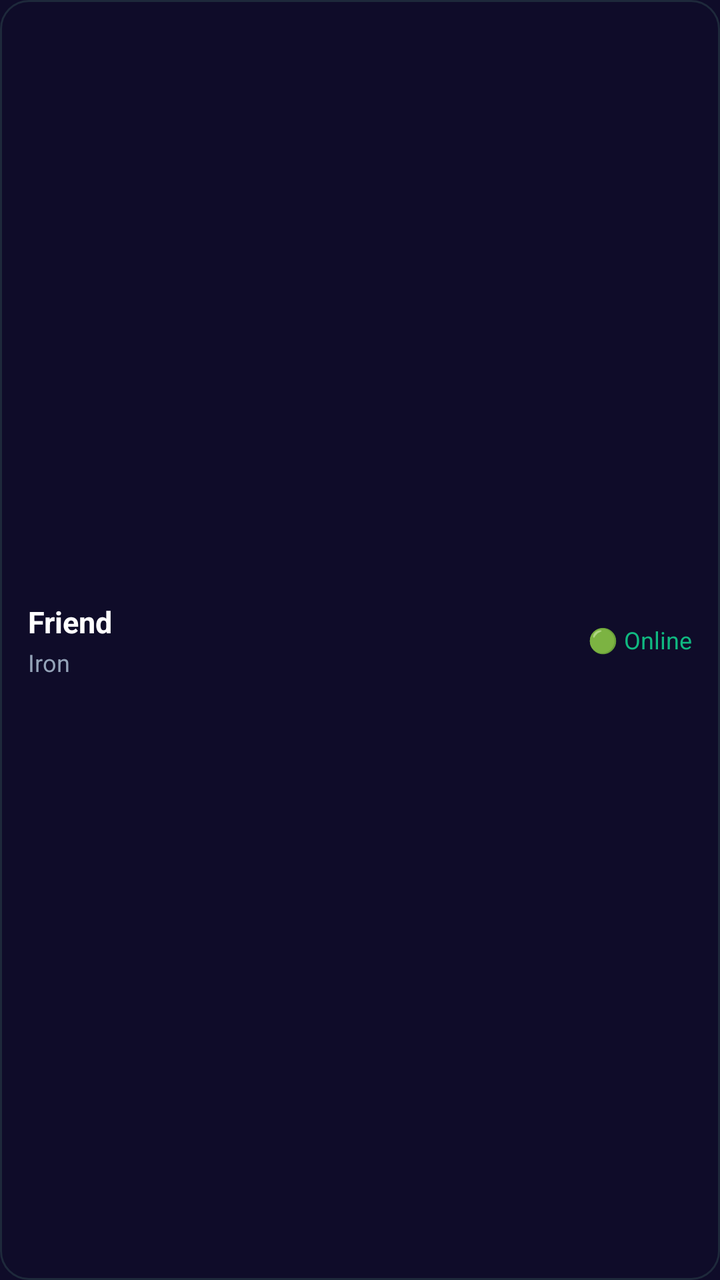
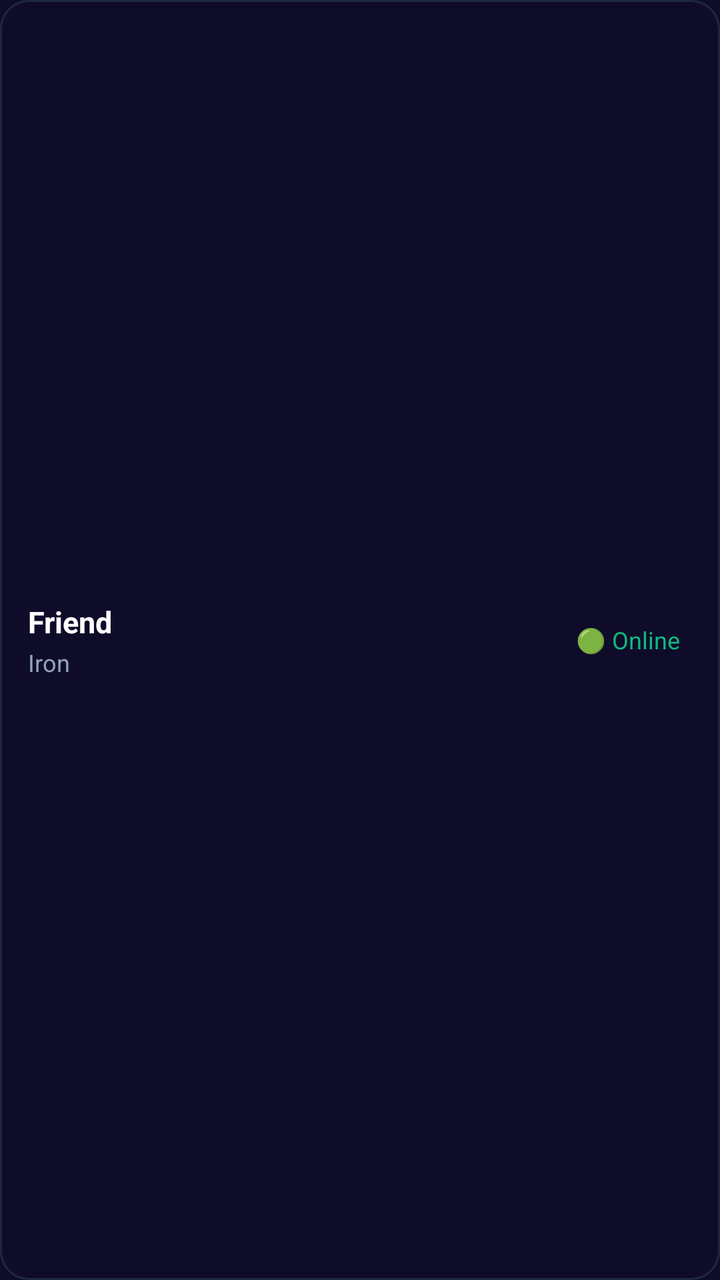

Screens rendered from an Android XML layout before and after an edit, with the pre-edit source and the edit as a unified diff.
<!-- AndroidManifest.xml: application theme Theme.ZeroStress -->
<!-- res/layout/item_friend.xml -->
<?xml version="1.0" encoding="utf-8"?>
<LinearLayout xmlns:android="http://schemas.android.com/apk/res/android"
    android:layout_width="match_parent"
    android:layout_height="wrap_content"
    android:orientation="horizontal"
    android:background="@drawable/bg_card"
    android:padding="14dp"
    android:layout_marginVertical="4dp"
    android:gravity="center_vertical">

    <LinearLayout
        android:layout_width="0dp"
        android:layout_height="wrap_content"
        android:layout_weight="1"
        android:orientation="vertical">

        <TextView
            android:id="@+id/tvFriendName"
            android:layout_width="wrap_content"
            android:layout_height="wrap_content"
            android:text="Friend"
            android:textColor="#ffffff"
            android:textSize="15sp"
            android:textStyle="bold" />

        <TextView
            android:id="@+id/tvFriendStatus"
            android:layout_width="wrap_content"
            android:layout_height="wrap_content"
            android:text="Iron"
            android:textColor="#94a3b8"
            android:textSize="12sp"
            android:layout_marginTop="2dp" />
    </LinearLayout>

    <TextView
        android:layout_width="wrap_content"
        android:layout_height="wrap_content"
        android:text="🟢 Online"
        android:textColor="#10b981"
        android:textSize="12sp" />

</LinearLayout>
<!-- resources referenced by this layout -->
<resources>
  <!-- drawable bg_card (drawable) -->
  <?xml version="1.0" encoding="utf-8"?>
  <shape xmlns:android="http://schemas.android.com/apk/res/android"
      android:shape="rectangle">
      <solid android:fillColor="#131c31" />
      <corners android:radius="14dp" />
      <stroke android:width="1dp" android:color="#1e293b" />
  </shape>
  <style name="Theme.ZeroStress" parent="Theme.MaterialComponents.DayNight.NoActionBar">
          <item name="colorPrimary">@color/primary</item>
          <item name="colorPrimaryDark">@color/primary_dark</item>
          <item name="colorAccent">@color/accent</item>
          <item name="android:windowBackground">@color/bg_main</item>
          <item name="android:statusBarColor">@color/bg_main</item>
          <item name="android:navigationBarColor">@color/bg_main</item>
          <item name="android:textColorPrimary">@color/text_primary</item>
          <item name="android:textColorSecondary">@color/text_secondary</item>
      </style>
  <color name="primary">#667eea</color>
  <color name="primary_dark">#764ba2</color>
  <color name="accent">#38ef7d</color>
  <color name="bg_main">#0f0c29</color>
  <color name="text_primary">#ffffff</color>
  <color name="text_secondary">#a0aec0</color>
</resources>

<!-- the commit's change to res/layout/item_friend.xml (unified diff, before → after) -->
@@ -34,10 +34,13 @@
     </LinearLayout>
 
     <TextView
+        android:id="@+id/tvFriendOnline"
         android:layout_width="wrap_content"
         android:layout_height="wrap_content"
         android:text="🟢 Online"
         android:textColor="#10b981"
-        android:textSize="12sp" />
+        android:textSize="12sp"
+        android:padding="6dp"
+        android:background="?attr/selectableItemBackground" />
 
 </LinearLayout>
